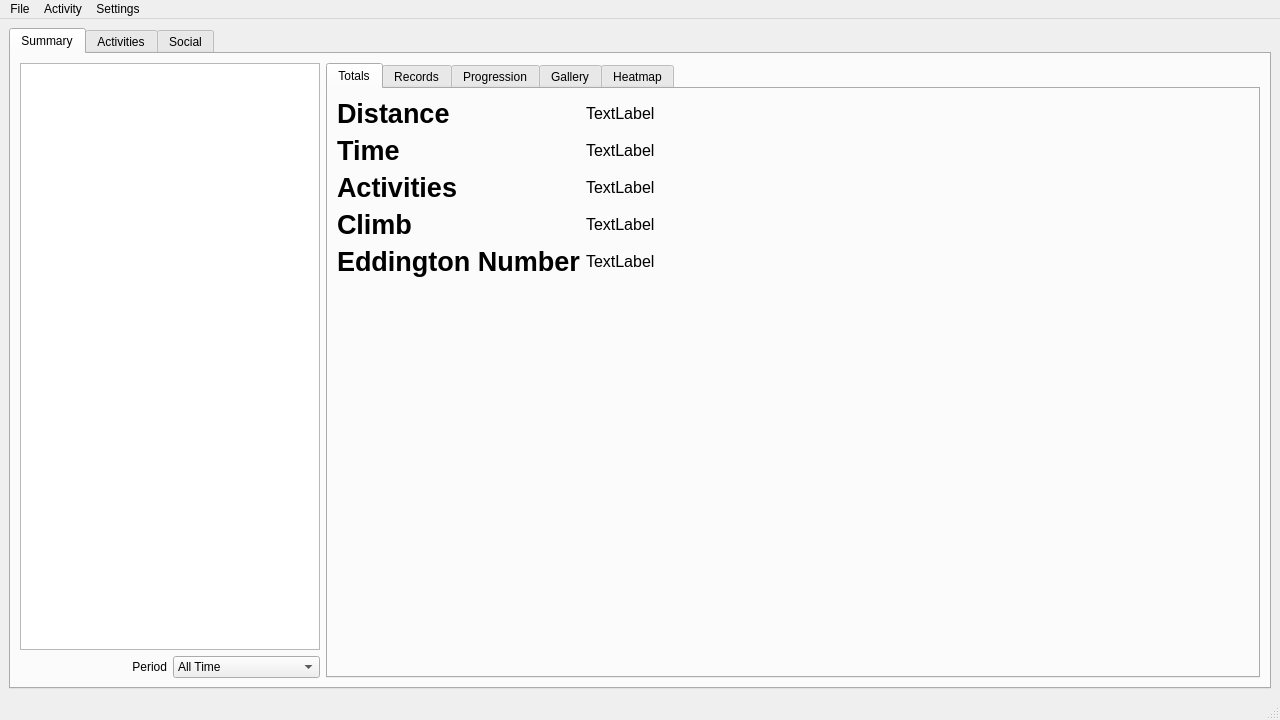
Before: the Qt Designer form resources/ui/main.ui in TomFryers/activate, drawn with Qt 5.
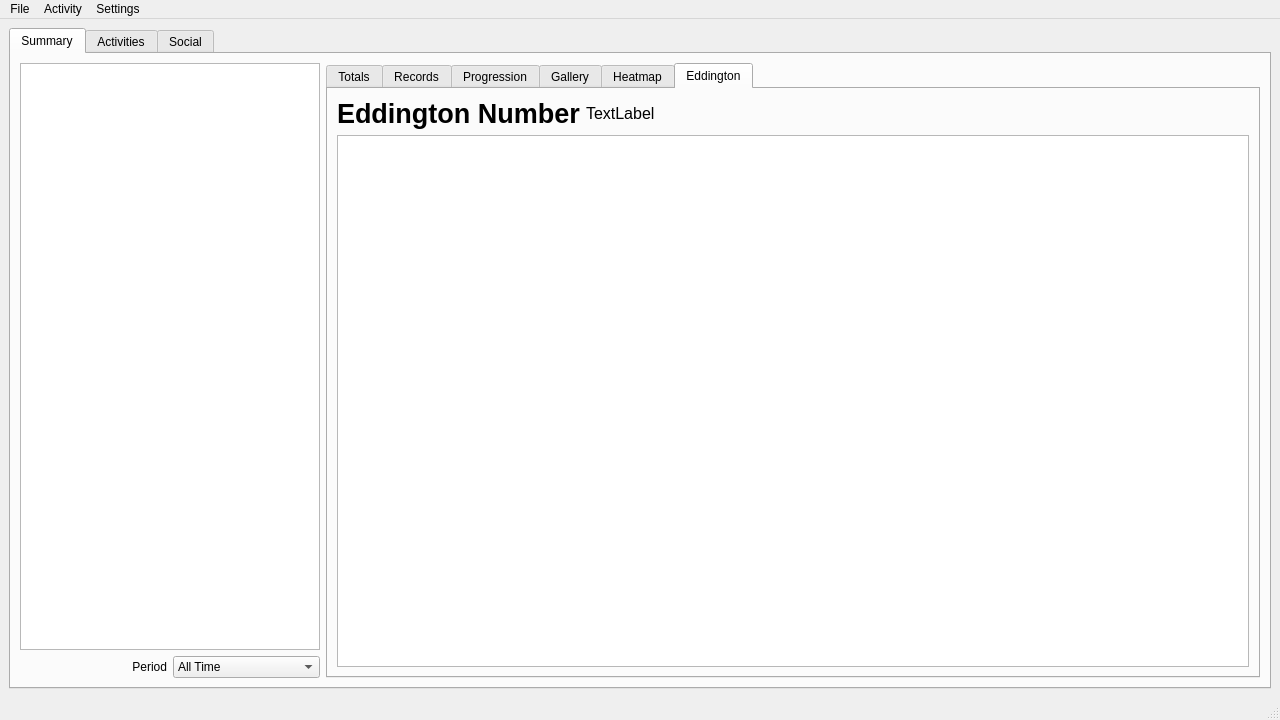
After: the same form once the commit is applied. The open tabs and pages were chosen to show the change. Custom widgets are drawn as their Qt base class.

Commit message: Move Eddington number to its own page with a graph

What changed in the file:
```diff
--- a/resources/ui/main.ui
+++ b/resources/ui/main.ui
@@ -197,34 +197,6 @@
               </property>
              </widget>
             </item>
-            <item row="4" column="0">
-             <widget class="QLabel" name="eddington_stats_label">
-              <property name="font">
-               <font>
-                <pointsize>20</pointsize>
-                <weight>75</weight>
-                <bold>true</bold>
-               </font>
-              </property>
-              <property name="text">
-               <string>Eddington Number</string>
-              </property>
-             </widget>
-            </item>
-            <item row="4" column="1">
-             <widget class="QLabel" name="total_eddington_label">
-              <property name="font">
-               <font>
-                <pointsize>12</pointsize>
-                <weight>50</weight>
-                <bold>false</bold>
-               </font>
-              </property>
-              <property name="text">
-               <string>TextLabel</string>
-              </property>
-             </widget>
-            </item>
            </layout>
           </widget>
           <widget class="QWidget" name="records_tab">
@@ -274,6 +246,48 @@
            </attribute>
            <layout class="QVBoxLayout" name="heatmap_layout"/>
           </widget>
+          <widget class="QWidget" name="eddington_tab">
+           <attribute name="title">
+            <string>Eddington</string>
+           </attribute>
+           <layout class="QVBoxLayout" name="eddington_tab_layout">
+            <item>
+             <layout class="QFormLayout" name="eddington_number_form">
+              <item row="0" column="0">
+               <widget class="QLabel" name="eddington_stats_label">
+                <property name="font">
+                 <font>
+                  <pointsize>20</pointsize>
+                  <weight>75</weight>
+                  <bold>true</bold>
+                 </font>
+                </property>
+                <property name="text">
+                 <string>Eddington Number</string>
+                </property>
+               </widget>
+              </item>
+              <item row="0" column="1">
+               <widget class="QLabel" name="total_eddington_label">
+                <property name="font">
+                 <font>
+                  <pointsize>12</pointsize>
+                  <weight>50</weight>
+                  <bold>false</bold>
+                 </font>
+                </property>
+                <property name="text">
+                 <string>TextLabel</string>
+                </property>
+               </widget>
+              </item>
+             </layout>
+            </item>
+            <item>
+             <widget class="QtCharts::QChartView" name="eddington_chart_widget"/>
+            </item>
+           </layout>
+          </widget>
          </widget>
         </item>
        </layout>
@@ -498,6 +512,12 @@
   </action>
  </widget>
  <customwidgets>
+  <customwidget>
+   <class>QtCharts::QChartView</class>
+   <extends>QGraphicsView</extends>
+   <header location="global">QtCharts/QChartView&gt;
+#include &lt;QtCharts/chartsnamespace.h</header>
+  </customwidget>
   <customwidget>
    <class>ActivityListTable</class>
    <extends>QTableWidget</extends>
```
Left out of the diff: 8 changed lines with no effect on the pictures. The commit also changes 3 other files.
